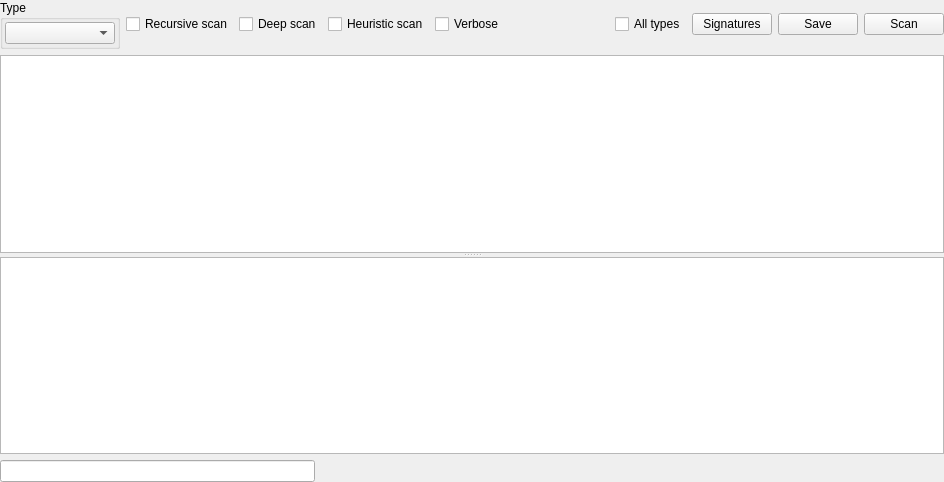
This is diewidgetadvanced.ui in horsicq/die_widget as Qt 5 draws it before an edit. The edited form follows.
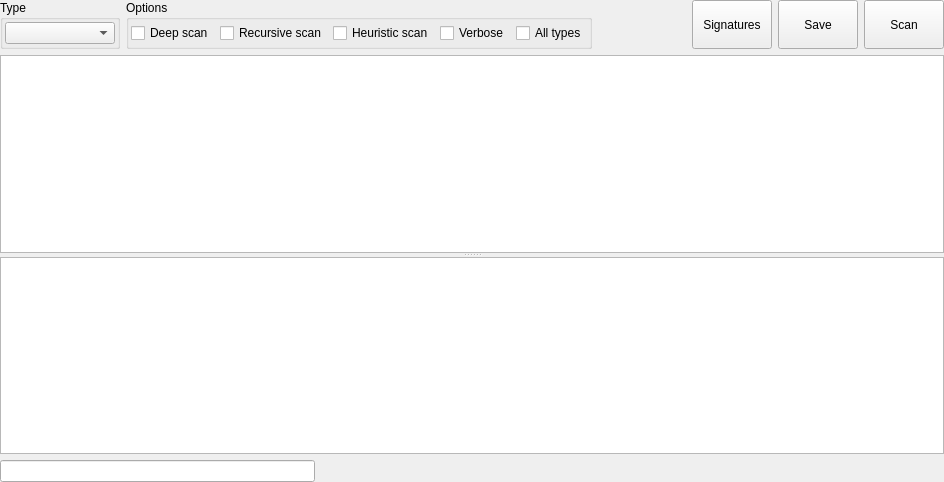
This is the edited form. Custom widgets are drawn as their Qt base class.

```diff
--- a/diewidgetadvanced.ui
+++ b/diewidgetadvanced.ui
@@ -59,12 +59,23 @@
       </widget>
      </item>
      <item>
-      <widget class="QCheckBox" name="checkBoxRecursiveScan">
-       <property name="text">
-        <string>Recursive scan</string>
+      <widget class="QGroupBox" name="groupBoxOptions">
+       <property name="title">
+        <string>Options</string>
        </property>
-      </widget>
-     </item>
+       <layout class="QHBoxLayout" name="horizontalLayout_3">
+        <property name="leftMargin">
+         <number>2</number>
+        </property>
+        <property name="topMargin">
+         <number>2</number>
+        </property>
+        <property name="rightMargin">
+         <number>2</number>
+        </property>
+        <property name="bottomMargin">
+         <number>2</number>
+        </property>
      <item>
       <widget class="QCheckBox" name="checkBoxDeepScan">
        <property name="text">
@@ -72,6 +83,13 @@
        </property>
       </widget>
      </item>
+        <item>
+         <widget class="QCheckBox" name="checkBoxRecursiveScan">
+          <property name="text">
+           <string>Recursive scan</string>
+          </property>
+         </widget>
+        </item>
      <item>
       <widget class="QCheckBox" name="checkBoxHeuristicScan">
        <property name="text">
@@ -87,6 +105,16 @@
       </widget>
      </item>
      <item>
+         <widget class="QCheckBox" name="checkBoxAllTypesScan">
+          <property name="text">
+           <string>All types</string>
+          </property>
+         </widget>
+        </item>
+       </layout>
+      </widget>
+     </item>
+     <item>
       <spacer name="horizontalSpacer">
        <property name="orientation">
         <enum>Qt::Horizontal</enum>
@@ -99,15 +127,14 @@
        </property>
       </spacer>
      </item>
-     <item>
-      <widget class="QCheckBox" name="checkBoxAllTypesScan">
-       <property name="text">
-        <string>All types</string>
-       </property>
-      </widget>
-     </item>
      <item>
       <widget class="QPushButton" name="pushButtonSignatures">
+       <property name="sizePolicy">
+        <sizepolicy hsizetype="Minimum" vsizetype="Minimum">
+         <horstretch>0</horstretch>
+         <verstretch>0</verstretch>
+        </sizepolicy>
+       </property>
        <property name="text">
         <string>Signatures</string>
        </property>
@@ -115,6 +142,12 @@
      </item>
      <item>
       <widget class="QPushButton" name="pushButtonSave">
+       <property name="sizePolicy">
+        <sizepolicy hsizetype="Minimum" vsizetype="Minimum">
+         <horstretch>0</horstretch>
+         <verstretch>0</verstretch>
+        </sizepolicy>
+       </property>
        <property name="text">
         <string>Save</string>
        </property>
@@ -122,6 +155,12 @@
      </item>
      <item>
       <widget class="QPushButton" name="pushButtonScan">
+       <property name="sizePolicy">
+        <sizepolicy hsizetype="Minimum" vsizetype="Minimum">
+         <horstretch>0</horstretch>
+         <verstretch>0</verstretch>
+        </sizepolicy>
+       </property>
        <property name="text">
         <string>Scan</string>
        </property>
```
Lines whose indentation alone changed are shown as unchanged.
